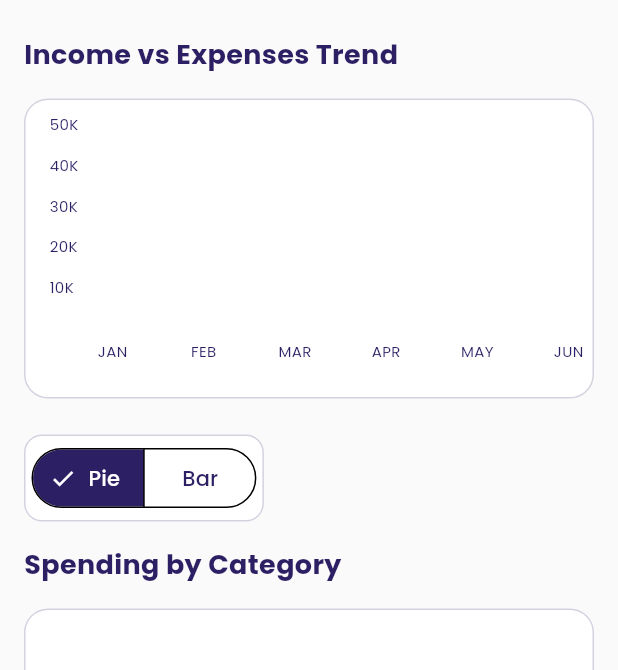
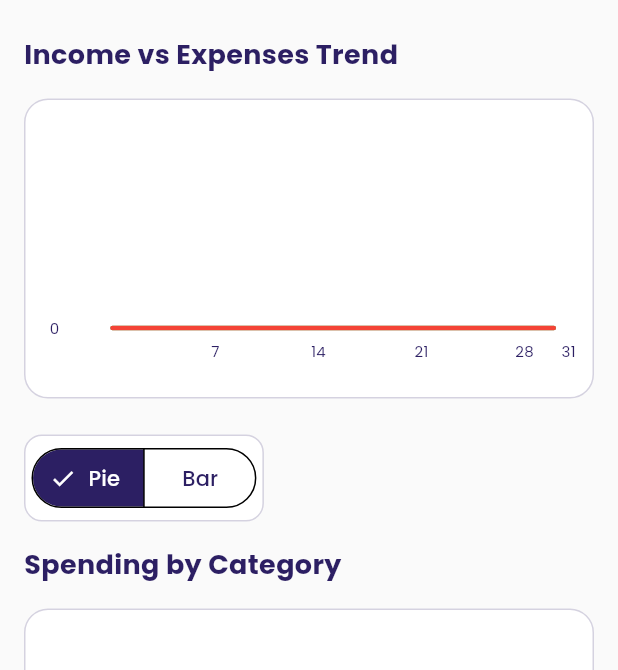
Before and after one commit to justinmihigo/expenses-tracker, a Flutter app: the AnalyticsScreen screen opened directly, on a phone screen of 412 x 824 dp, the part 566-1236 px from its top. Run offline on Flutter 3.47's test engine with Material 3 defaults, Android fonts, the phone set to English and light mode, and no system bars; drawn by our look-alikes of fl_chart; our stand-ins replace awesome_notifications, carousel_slider, cloud_firestore, connectivity_plus, firebase_auth, firebase_core and 6 more; accounts and stored records are empty.

Commit message:
fix(analytics screen):line chart to get the latest

```diff
--- a/lib/screens/analytics_screen.dart
+++ b/lib/screens/analytics_screen.dart
@@ -2,7 +2,7 @@ import 'package:flutter/material.dart';
 import 'package:fl_chart/fl_chart.dart';
 import '../models/transaction.dart';
 import '../providers/wallet_provider.dart';
-import '../styles/app_colors.dart';
+// import '../styles/app_colors.dart';
 import '../sqlite.dart';
 import 'package:provider/provider.dart';
 
@@ -173,17 +173,17 @@ class _AnalyticsScreenState extends State<AnalyticsScreen> {
                         });
                       },
                       style: ButtonStyle(
-                        backgroundColor: MaterialStateProperty.resolveWith<Color>(
-                          (Set<MaterialState> states) {
-                            if (states.contains(MaterialState.selected)) {
+                        backgroundColor: WidgetStateProperty.resolveWith<Color>(
+                          (Set<WidgetState> states) {
+                            if (states.contains(WidgetState.selected)) {
                               return const Color(0xFF2C1F63);
                             }
                             return Colors.white;
                           },
                         ),
-                        foregroundColor: MaterialStateProperty.resolveWith<Color>(
-                          (Set<MaterialState> states) {
-                            if (states.contains(MaterialState.selected)) {
+                        foregroundColor: WidgetStateProperty.resolveWith<Color>(
+                          (Set<WidgetState> states) {
+                            if (states.contains(WidgetState.selected)) {
                               return Colors.white;
                             }
                             return const Color(0xFF2C1F63);
@@ -304,13 +304,16 @@ class _AnalyticsScreenState extends State<AnalyticsScreen> {
                       borderRadius: BorderRadius.circular(16),
                       border: Border.all(color: const Color(0xFF2C1F63).withOpacity(0.2)),
                     ),
+                    // make this line chart plot data from sqlite
                     child: LineChart(
                       LineChartData(
                         borderData: FlBorderData(show: false),
                         gridData: FlGridData(
                           show: true,
                           drawVerticalLine: false,
-                          horizontalInterval: 1000,
+                          horizontalInterval: timeSeriesData.isNotEmpty
+                              ? (timeSeriesData.map((e) => e['income']! > e['expenses']! ? e['income']! : e['expenses']!).reduce((a, b) => a > b ? a : b) / 5)
+                              : 1000,
                           getDrawingHorizontalLine: (value) {
                             return FlLine(
                               color: const Color(0xFF2C1F63).withOpacity(0.1),
@@ -330,36 +333,21 @@ class _AnalyticsScreenState extends State<AnalyticsScreen> {
                             sideTitles: SideTitles(
                               showTitles: true,
                               reservedSize: 30,
-                              interval: 10,
+                              interval: timeSeriesData.length > 10 ? (timeSeriesData.length / 5).ceil().toDouble() : 1,
                               getTitlesWidget: (value, meta) {
-                                const style = TextStyle(
+                                if (value.toInt() >= 1 && value.toInt() <= timeSeriesData.length) {
+                                  return SideTitleWidget(
+                                    meta: meta,
+                                    child: Text(
+                                      value.toInt().toString(),
+                                      style: const TextStyle(
                                         color: Color(0xFF2C1F63),
                                         fontSize: 10,
+                                      ),
+                                    ),
                                   );
-                                Widget text;
-                                switch (value.toInt()) {
-                                  case 0:
-                                    text = const Text('JAN', style: style);
-                                    break;
-                                  case 10:
-                                    text = const Text('FEB', style: style);
-                                    break;
-                                  case 20:
-                                    text = const Text('MAR', style: style);
-                                    break;
-                                  case 30:
-                                    text = const Text('APR', style: style);
-                                    break;
-                                  case 40:
-                                    text = const Text('MAY', style: style);
-                                    break;
-                                  case 50:
-                                    text = const Text('JUN', style: style);
-                                    break;
-                                  default:
-                                    text = const Text('', style: style);
                                 }
-                                return SideTitleWidget(meta: meta, child: text);
+                                return const Text('');
                               },
                             ),
                           ),
@@ -367,45 +355,32 @@ class _AnalyticsScreenState extends State<AnalyticsScreen> {
                             sideTitles: SideTitles(
                               showTitles: true,
                               reservedSize: 42,
-                              interval: 10,
+                              interval: timeSeriesData.isNotEmpty
+                                  ? (timeSeriesData.map((e) => e['income']! > e['expenses']! ? e['income']! : e['expenses']!).reduce((a, b) => a > b ? a : b) / 5)
+                                  : 1000,
                               getTitlesWidget: (value, meta) {
-                                const style = TextStyle(
+                                return Text(
+                                  _formatAmount(value),
+                                  style: const TextStyle(
                                     color: Color(0xFF2C1F63),
                                     fontSize: 10,
+                                  ),
+                                  textAlign: TextAlign.left,
                                 );
-                                String text;
-                                switch (value.toInt()) {
-                                  case 10:
-                                    text = '10K';
-                                    break;
-                                  case 20:
-                                    text = '20K';
-                                    break;
-                                  case 30:
-                                    text = '30K';
-                                    break;
-                                  case 40:
-                                    text = '40K';
-                                    break;
-                                  case 50:
-                                    text = '50K';
-                                    break;
-                                  default:
-                                    return Container();
-                                }
-                                return Text(text, style: style, textAlign: TextAlign.left);
                               },
                             ),
                           ),
                         ),
                         minX: 0,
+                        maxX: timeSeriesData.length.toDouble(),
                         minY: 0,
-                        maxX: 50,
-                        maxY: 50,
+                        maxY: timeSeriesData.isNotEmpty
+                            ? timeSeriesData.map((e) => e['income']! > e['expenses']! ? e['income']! : e['expenses']!).reduce((a, b) => a > b ? a : b) * 1.2
+                            : 5000,
                         lineBarsData: [
                           LineChartBarData(
-                            spots: timeSeriesData.map((e) =>
-                              FlSpot(e['day']!.toDouble(), e['income']! / 1000)
+                            spots: timeSeriesData.asMap().entries.map((entry) =>
+                              FlSpot(entry.key.toDouble(), entry.value['income']!)
                             ).toList(),
                             isCurved: true,
                             color: Colors.green,
@@ -425,8 +400,8 @@ class _AnalyticsScreenState extends State<AnalyticsScreen> {
                             ),
                           ),
                           LineChartBarData(
-                            spots: timeSeriesData.map((e) =>
-                              FlSpot(e['day']!.toDouble(), e['expenses']! / 1000)
+                            spots: timeSeriesData.asMap().entries.map((entry) =>
+                              FlSpot(entry.key.toDouble(), entry.value['expenses']!)
                             ).toList(),
                             isCurved: true,
                             color: Colors.red,
@@ -473,17 +448,17 @@ class _AnalyticsScreenState extends State<AnalyticsScreen> {
                         });
                       },
                       style: ButtonStyle(
-                        backgroundColor: MaterialStateProperty.resolveWith<Color>(
-                          (Set<MaterialState> states) {
-                            if (states.contains(MaterialState.selected)) {
+                        backgroundColor: WidgetStateProperty.resolveWith<Color>(
+                          (Set<WidgetState> states) {
+                            if (states.contains(WidgetState.selected)) {
                               return const Color(0xFF2C1F63);
                             }
                             return Colors.white;
                           },
                         ),
-                        foregroundColor: MaterialStateProperty.resolveWith<Color>(
-                          (Set<MaterialState> states) {
-                            if (states.contains(MaterialState.selected)) {
+                        foregroundColor: WidgetStateProperty.resolveWith<Color>(
+                          (Set<WidgetState> states) {
+                            if (states.contains(WidgetState.selected)) {
                               return Colors.white;
                             }
                             return const Color(0xFF2C1F63);
@@ -515,9 +490,23 @@ class _AnalyticsScreenState extends State<AnalyticsScreen> {
                     child: selectedChart == 'Pie'
                       ? PieChart(
                           PieChartData(
-                            sections: _createPieSections(categoryData),
-                            centerSpaceRadius: 40,
+                            centerSpaceRadius: 30,
                             sectionsSpace: 2,
+                            startDegreeOffset: -90,
+                            sections: categoryData.entries.map((entry) {
+                              final index = categoryData.keys.toList().indexOf(entry.key);
+                              return PieChartSectionData(
+                                value: entry.value,
+                                title: '${entry.key}\n${_formatAmount(entry.value)}',
+                                color: _getCategoryColor(index),
+                                radius: 60,
+                                titleStyle: const TextStyle(
+                                  fontSize: 10,
+                                  fontWeight: FontWeight.bold,
+                                  color: Colors.white,
+                                ),
+                              );
+                            }).toList(),
                           ),
                         )
                       : BarChart(
@@ -632,19 +621,23 @@ class _AnalyticsScreenState extends State<AnalyticsScreen> {
 
   List<Map<String, double>> _getTimeSeriesData(List<TransactionData> transactions) {
     final timeSeriesMap = <int, Map<String, double>>{};
+    final now = DateTime.now();
+    final daysInMonth = DateTime(now.year, now.month + 1, 0).day;
+
+    // Initialize all days of the month
+    for (int i = 1; i <= daysInMonth; i++) {
+      timeSeriesMap[i] = {'day': i.toDouble(), 'income': 0, 'expenses': 0};
+    }
 
     for (var transaction in transactions) {
       final date = _parseDate(transaction.date);
+      if (date.month == now.month && date.year == now.year) {
         final day = date.day;
-
-      if (!timeSeriesMap.containsKey(day)) {
-        timeSeriesMap[day] = {'day': day.toDouble(), 'income': 0, 'expenses': 0};
-      }
-
         if (transaction.isCredit) {
           timeSeriesMap[day]!['income'] = (timeSeriesMap[day]!['income'] ?? 0) + transaction.amount;
         } else {
           timeSeriesMap[day]!['expenses'] = (timeSeriesMap[day]!['expenses'] ?? 0) + transaction.amount;
+        }
       }
     }
 
```
Also changed, not shown: lib/auth/login.dart (+19 -14 lines), lib/auth/signup.dart (+7 -14 lines), lib/main.dart (+51 -18 lines), lib/pages/onboarding/set_goals.dart (+24 -7 lines), lib/screens/notifications_screen.dart (+25 -8 lines), lib/screens/settings_screen.dart (+15 -9 lines), 1 other file. Lines whose indentation alone changed are shown as unchanged.
